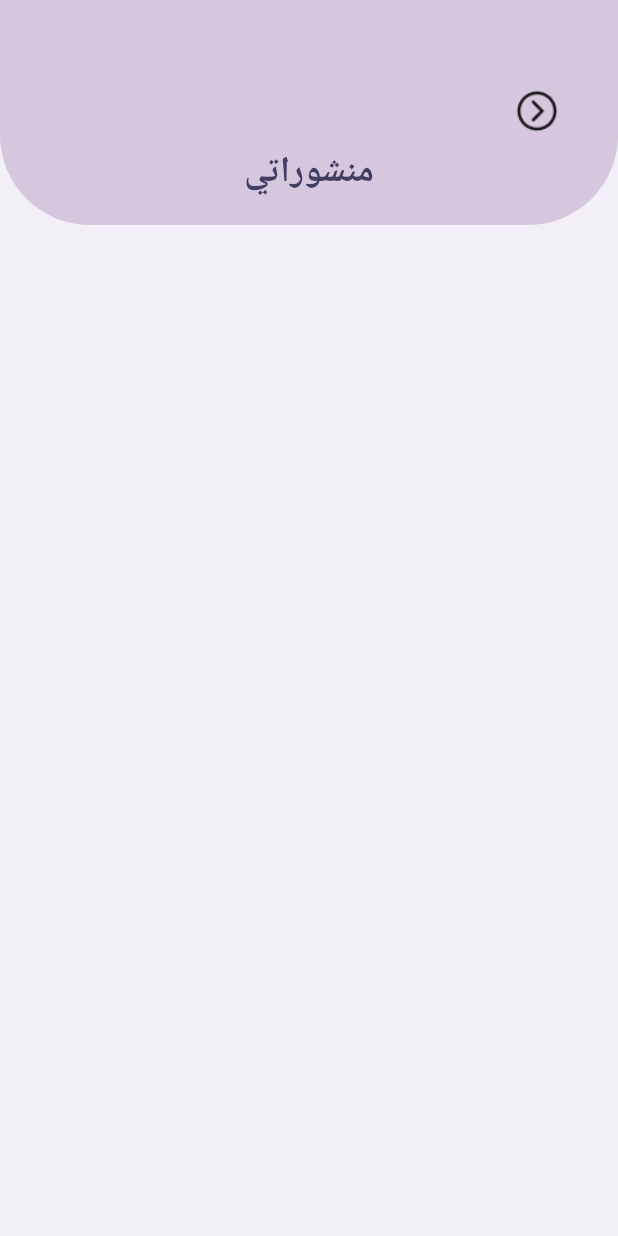
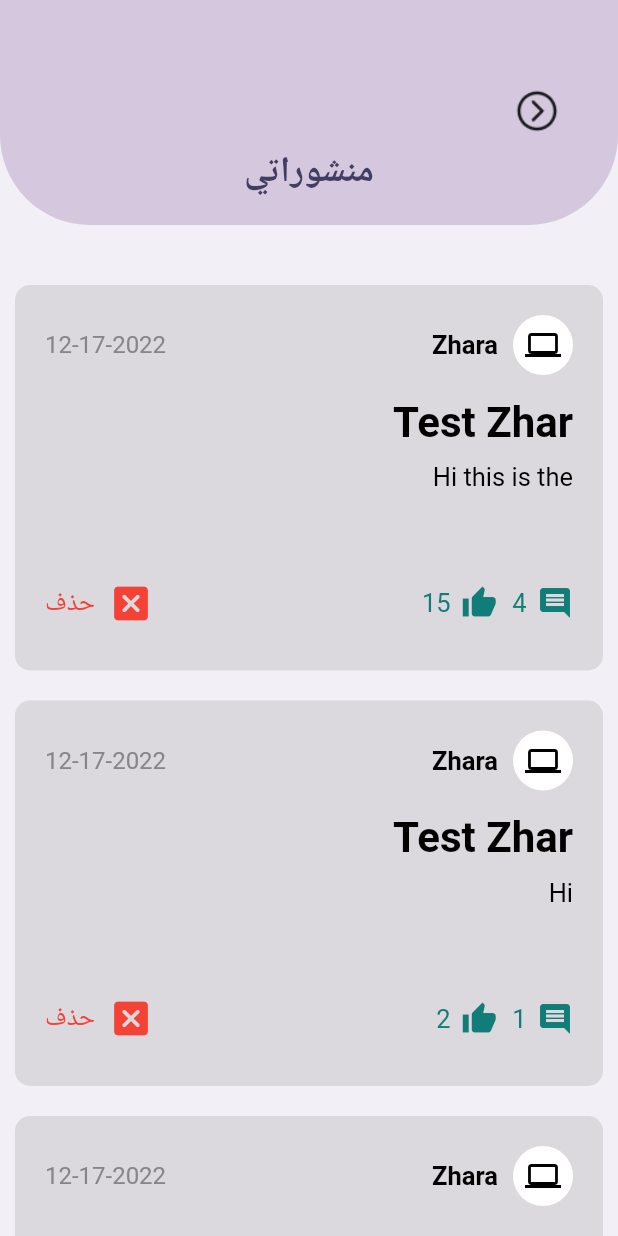
Before and after one commit to Khaled-alamri/Tuwaiq-Academy-Community-Application, a Flutter app: the My_Post screen opened directly, on a phone screen of 412 x 824 dp. Run offline on Flutter 3.47's test engine with Material 2 defaults, Android fonts, the phone set to English and light mode, and no system bars; our stand-ins replace auto_size_text, cloud_firestore, firebase_auth, firebase_core, get, hexcolor and 1 more; accounts and stored records are empty.

Commit message:
don my post

```diff
--- a/lib/Component/custom article card.dart
+++ b/lib/Component/custom article card.dart
@@ -93,3 +93,115 @@ class CustomArticleCard extends StatelessWidget {
     );
   }
 }
+
+class MyCustomArticleCard extends StatelessWidget {
+  const MyCustomArticleCard(
+      {super.key,
+      required this.cardDate,
+      required this.commentCont,
+      required this.likeCont,
+      required this.PostOwnrName,
+      required this.postTitle,
+      required this.PostBody});
+
+  final String cardDate;
+  final int commentCont;
+  final int likeCont;
+  final String PostOwnrName;
+  final String postTitle;
+  final String PostBody;
+
+  @override
+  Widget build(BuildContext context) {
+    return Container(
+      height:  257,
+      margin: EdgeInsetsDirectional.all(10),
+      padding: EdgeInsetsDirectional.all(20),
+      decoration: BoxDecoration(
+        borderRadius: BorderRadiusDirectional.circular(10),
+        color: HexColor("#dbd9de"),
+      ),
+      child: Column(
+        mainAxisAlignment: MainAxisAlignment.start,
+        crossAxisAlignment: CrossAxisAlignment.start,
+        children: [
+          Row(
+            children: [
+              nameWithIcon(PostOwnrName: PostOwnrName),
+              Spacer(),
+              Text(
+                cardDate,
+                style: TextStyle(
+                  color: Color.fromARGB(255, 135, 134, 134),
+                  fontSize: 16,
+                ),
+              ),
+            ],
+          ),
+          const SizedBox(
+            height: 15,
+          ),
+          contentText(postTitle: postTitle, PostBody: PostBody),
+          const SizedBox(
+            height: 20,
+          ),
+          Column(
+            children: [
+              Row(
+                mainAxisAlignment: MainAxisAlignment.spaceBetween,
+                children: [
+                 Expanded(
+                   child: Row(
+
+                    children: [
+                     Icon(
+                      Icons.comment,
+                      color: HexColor("#117c78"),
+                    ),
+                    const SizedBox(
+                      width: 7,
+                    ),
+                    Text(
+                      // comment
+                      commentCont.toString(),
+                      style: TextStyle(color: HexColor("#117c78"), fontSize: 17),
+                    ),
+                    const SizedBox(
+                      width: 10,
+                    ),
+                    Icon(
+                      Icons.thumb_up,
+                      color: HexColor("#117c78"),
+                    ),
+                    const SizedBox(
+                      width: 7,
+                    ),
+                    Text(
+                      //like
+                      likeCont.toString(),
+                      style: TextStyle(color: HexColor("#117c78"), fontSize: 17),
+                    ),
+                   ],),
+                 ),
+                  Expanded(
+                    child: Row(
+                                  mainAxisAlignment: MainAxisAlignment.end,
+                                  children: [IconButton(onPressed: (){}, icon:Icon(Icons.disabled_by_default_rounded,size: 30,),color: Colors.red,),
+                                  Text(
+                      //like
+                      "حذف",
+                      style: TextStyle(color: Colors.red, fontSize: 17),
+                    ),
+                                  ],
+                                ),
+                  )
+                ],
+              ),
+            ],
+          ),
+
+        ],
+      ),
+    );
+  }
+}
--- a/lib/View/profile/My_Post.dart
+++ b/lib/View/profile/My_Post.dart
@@ -1,4 +1,5 @@
 import 'package:final_project/Component/TitelCamp.dart';
+import 'package:final_project/Component/custom%20article%20card.dart';
 import 'package:flutter/material.dart';
 import 'package:flutter/src/widgets/container.dart';
 import 'package:flutter/src/widgets/framework.dart';
@@ -15,9 +16,10 @@ class My_Post extends StatelessWidget {
      appBar: PreferredSize(
           preferredSize: Size.fromHeight(180), // Set this height
           child: SafeArea(
-            child: Column(
+            child: ListView(
               children: [
               CustomTitleWithRadius(Title:  "منشوراتي",height1: 150,),
+
                     ],
                   ),
           ),
@@ -25,7 +27,27 @@ class My_Post extends StatelessWidget {
 
       body: ListView(
         children: [
-
+                MyCustomArticleCard(
+                  postTitle: "Test Zhar",
+                  likeCont: 15,
+                  PostBody: "Hi this is the ",
+                  PostOwnrName: "Zhara",
+                  cardDate: "12-17-2022",
+                  commentCont: 4),
+                  MyCustomArticleCard(
+                  postTitle: "Test Zhar",
+                  likeCont: 2,
+                  PostBody: "Hi  ",
+                  PostOwnrName: "Zhara",
+                  cardDate: "12-17-2022",
+                  commentCont: 1),
+                  MyCustomArticleCard(
+                  postTitle: "Test Zhar",
+                  likeCont: 2,
+                  PostBody: "Hi  ",
+                  PostOwnrName: "Zhara",
+                  cardDate: "12-17-2022",
+                  commentCont: 1),
         ],
       ),
     );
```
